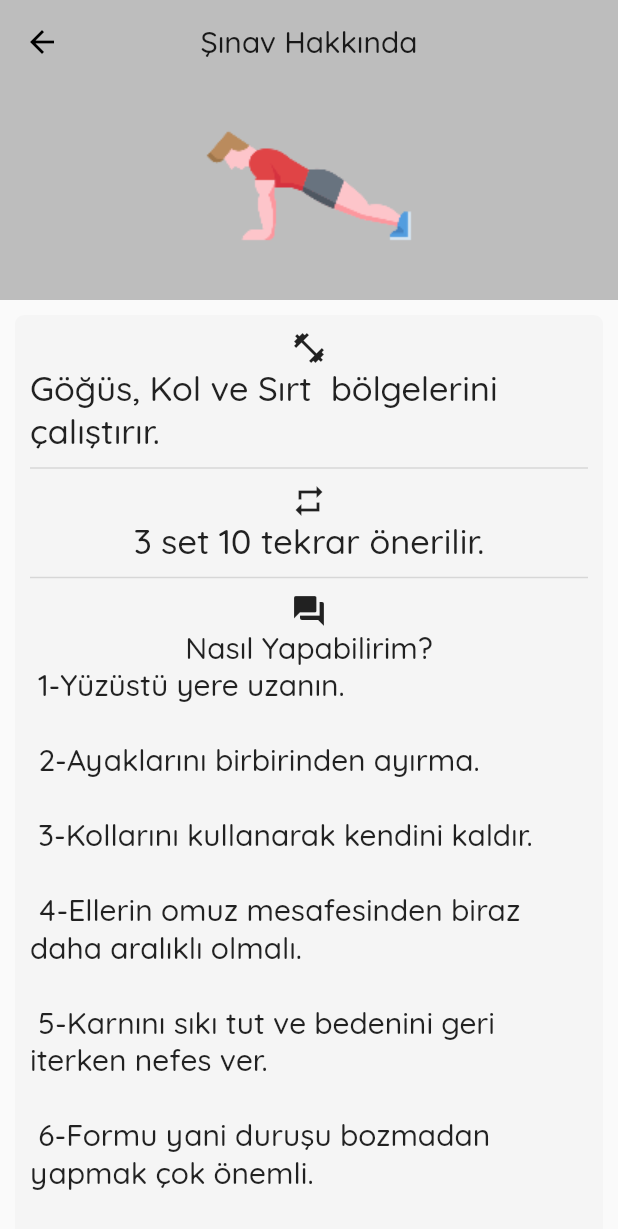
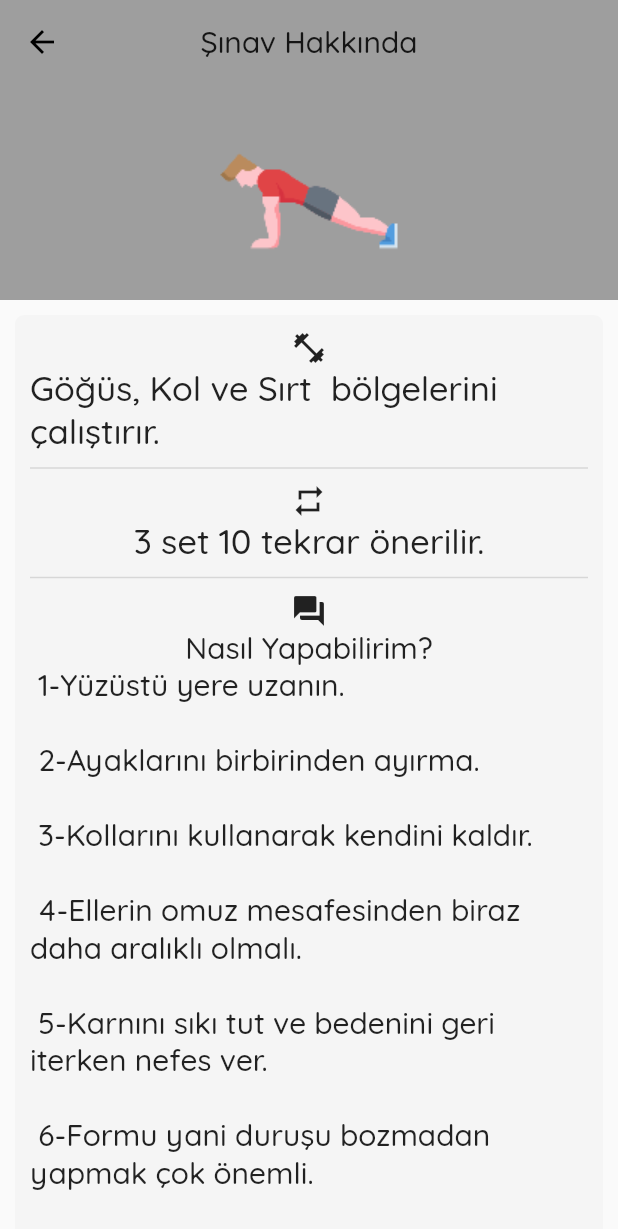
Before and after one commit to mertbahardogan/fit_child-app, a Flutter app: the EgzersizSayfasi screen opened directly, after a tap on "Şınav", on a phone screen of 412 x 824 dp. Shown: the top 1229 px of the screen. Run offline on Flutter 3.47's test engine with Material 2 defaults, Android fonts, the phone set to English and light mode, and no system bars; our stand-ins replace splashscreen.

Commit message:
egzersiz_detay page is done.

```diff
--- a/lib/ui/ana_sayfa.dart
+++ b/lib/ui/ana_sayfa.dart
@@ -15,7 +15,7 @@ class _AnaSayfaState extends State<AnaSayfa> {
         SliverAppBar(
           title: Text(
             "Çocuklar için Spor App",
-            style: TextStyle(fontSize: 23,color: Colors.white),
+            style: TextStyle(fontSize: 23),
           ),
           centerTitle: true,
           backgroundColor: Colors.grey,
--- a/lib/ui/egzersiz_detay.dart
+++ b/lib/ui/egzersiz_detay.dart
@@ -28,13 +28,13 @@ class _EgzersizDetayState extends State<EgzersizDetay> {
           title: Text(secilenEgzersiz.egzersizAdi + " Hakkında"),
           centerTitle: true,
           backgroundColor:
-              widget.gelenIndex % 2 == 0 ? Colors.grey[400] : Colors.brown[100],
+              widget.gelenIndex % 2 == 0 ? Colors.grey[500] : Colors.brown[100],
           expandedHeight: 200,
           flexibleSpace: FlexibleSpaceBar(
             background: Image.asset(
               "assets/images/" + secilenEgzersiz.egzersizResim,
               fit: BoxFit.scaleDown,
-              cacheHeight: 150,
+              cacheHeight: 130,
               alignment: Alignment.bottomCenter,
             ),
           ),
```
Also changed, not shown: lib/utils/strings.dart (+23 -6 lines).
